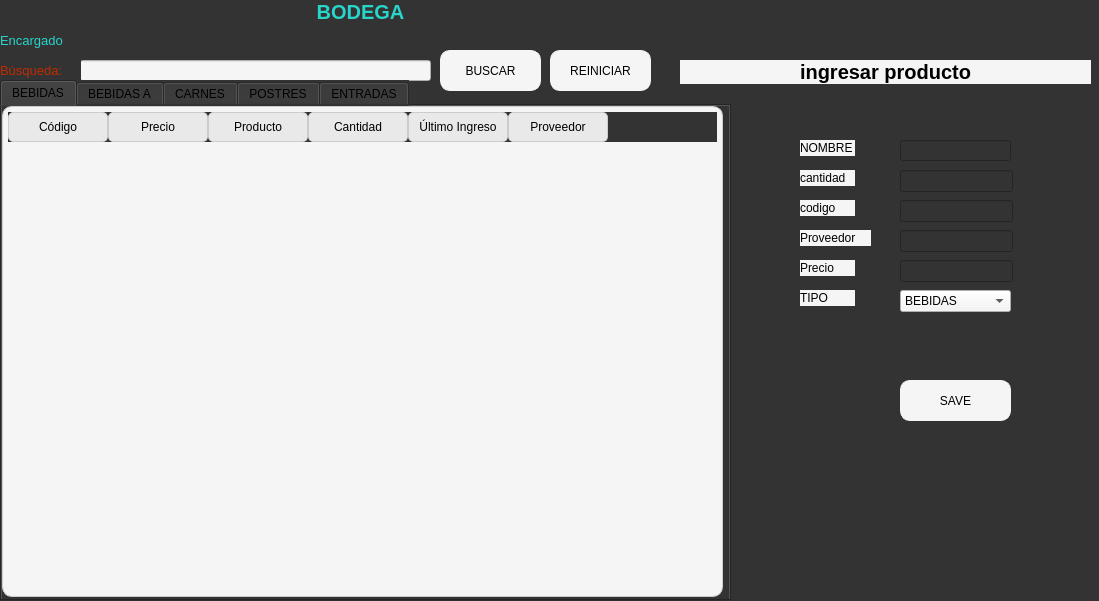
Old version of the form Ui/Almacen/u_almacen.ui in the repository Kodegmxz/Proyecto.
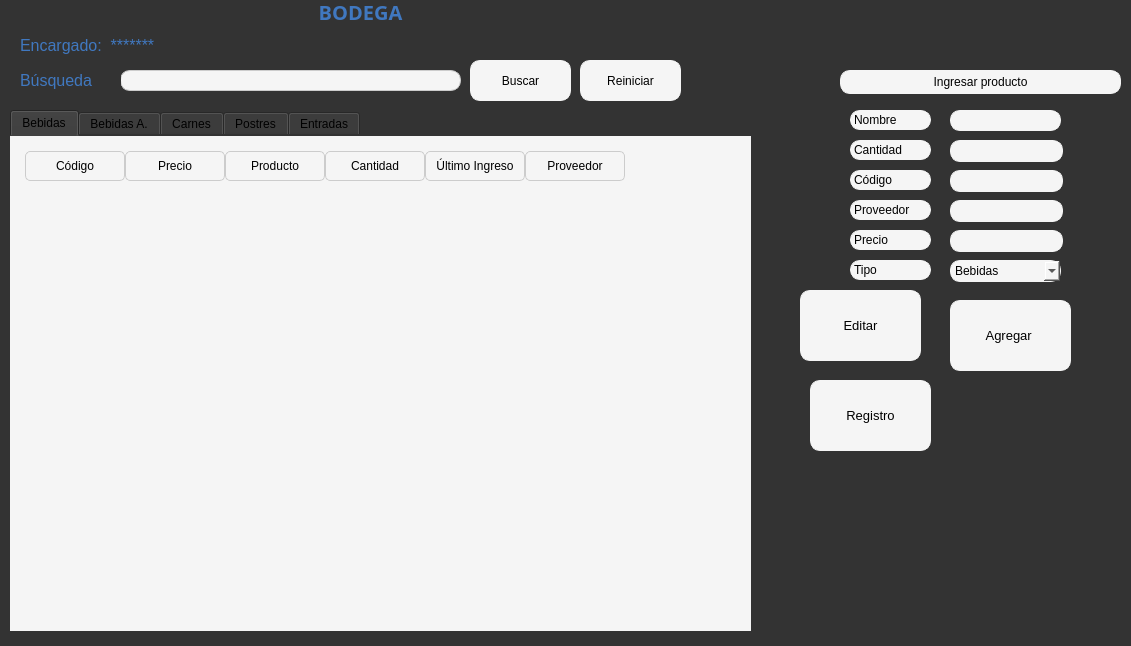
New version of the form. The open tabs and pages were chosen to show the change.

The edit to the form file:
```diff
--- a/Ui/Almacen/u_almacen.ui
+++ b/Ui/Almacen/u_almacen.ui
@@ -6,10 +6,15 @@
    <rect>
     <x>0</x>
     <y>0</y>
-    <width>1099</width>
-    <height>601</height>
+    <width>1131</width>
+    <height>646</height>
    </rect>
   </property>
+  <property name="font">
+   <font>
+    <family>Segoe UI Symbol</family>
+   </font>
+  </property>
   <property name="windowTitle">
    <string>Form</string>
   </property>
@@ -19,56 +24,66 @@
   <widget class="QLineEdit" name="barrabusqueda">
    <property name="geometry">
     <rect>
-     <x>80</x>
-     <y>60</y>
-     <width>351</width>
+     <x>120</x>
+     <y>70</y>
+     <width>341</width>
      <height>21</height>
     </rect>
    </property>
    <property name="styleSheet">
-    <string notr="true">background-color: rgb(245, 245, 245);</string>
+    <string notr="true">QLineEdit {
+    border: 1px solid #ccc;
+    border-radius: 10px;
+    background-color: rgb(245, 245, 245);
+}
+</string>
+   </property>
+   <property name="text">
+    <string/>
    </property>
   </widget>
   <widget class="QLabel" name="lbl_busqueda">
    <property name="geometry">
     <rect>
-     <x>0</x>
-     <y>60</y>
-     <width>81</width>
-     <height>20</height>
+     <x>20</x>
+     <y>70</y>
+     <width>101</width>
+     <height>21</height>
     </rect>
    </property>
    <property name="font">
     <font>
-     <pointsize>10</pointsize>
+     <family>Segoe UI Symbol</family>
+     <pointsize>12</pointsize>
     </font>
    </property>
    <property name="styleSheet">
-    <string notr="true">color: rgb(189, 44, 0);</string>
+    <string notr="true">color: #4078c0</string>
    </property>
    <property name="text">
-    <string>Búsqueda:</string>
+    <string>Búsqueda</string>
    </property>
   </widget>
   <widget class="QLabel" name="ENCARGADO">
    <property name="geometry">
     <rect>
-     <x>0</x>
+     <x>20</x>
      <y>30</y>
      <width>221</width>
-     <height>21</height>
+     <height>31</height>
     </rect>
    </property>
    <property name="font">
     <font>
-     <pointsize>10</pointsize>
+     <family>Segoe UI Symbol</family>
+     <pointsize>12</pointsize>
     </font>
    </property>
    <property name="styleSheet">
-    <string notr="true">color: rgb(39, 213, 202);</string>
+    <string notr="true">color: #4078c0</string>
    </property>
    <property name="text">
-    <string>Encargado</string>
+    <string>Encargado:  *******</string>
    </property>
   </widget>
   <widget class="QLabel" name="titulo_bodega">
@@ -80,9 +95,17 @@
      <height>24</height>
     </rect>
    </property>
+   <property name="font">
+    <font>
+     <family>Sitka Small Semibold</family>
+     <pointsize>15</pointsize>
+     <weight>75</weight>
+     <bold>true</bold>
+    </font>
+   </property>
    <property name="styleSheet">
-    <string notr="true">font-weight: bold; font-size: 20px;
-color: rgb(39, 213, 202);</string>
+    <string notr="true">
+color: #4078c0</string>
    </property>
    <property name="text">
     <string>BODEGA</string>
@@ -94,47 +117,76 @@
   <widget class="QTabWidget" name="tabWidget">
    <property name="geometry">
     <rect>
-     <x>0</x>
-     <y>80</y>
-     <width>731</width>
+     <x>10</x>
+     <y>110</y>
+     <width>741</width>
      <height>521</height>
     </rect>
    </property>
+   <property name="font">
+    <font>
+     <family>Segoe UI Symbol</family>
+     <pointsize>9</pointsize>
+    </font>
+   </property>
    <property name="styleSheet">
     <string notr="true">QTableWidget {
-    background-color: #f5f5f5;
-    border: 1px solid #ccc;
+    background-color: #f5f5f5; /* Set entire widget background to #f5f5f5 */
+    border: none; /* Remove external border */
     border-radius: 10px;
     padding: 5px;
-    gridline-color: #ddd;
+    gridline-color: #ddd; /* Keep gridlines for column distinction */
 }
 QTableWidget::item {
-    border: none;
+    background-color: #f5f5f5; /* Set item background to #f5f5f5 */
+    border: none; /* Remove item border */
     padding: 5px;
 }
 QHeaderView::section {
-    background-color: #e9e9e9;
-    border: 1px solid #ccc;
+    background-color: #f5f5f5; /* Set header background to #f5f5f5 */
+    border: 1px solid #ccc; /* Keep header border for distinction */
     border-radius: 5px;
     padding: 5px;
+}
+QTabWidget {
+    background-color: #f5f5f5; /* Set tab widget background to #f5f5f5 */
+    border: none; /* Remove external border */
+    border-radius: 10px;
 }</string>
    </property>
    <property name="currentIndex">
     <number>3</number>
    </property>
    <widget class="QWidget" name="BEBIDAS">
+    <property name="font">
+     <font>
+      <pointsize>15</pointsize>
+     </font>
+    </property>
     <attribute name="title">
-     <string>BEBIDAS</string>
+     <string>Bebidas</string>
     </attribute>
     <widget class="QTableWidget" name="tabla_producto">
      <property name="geometry">
       <rect>
-       <x>0</x>
-       <y>0</y>
+       <x>10</x>
+       <y>10</y>
        <width>721</width>
-       <height>491</height>
+       <height>481</height>
       </rect>
      </property>
+     <property name="font">
+      <font>
+       <family>Segoe UI Symbol</family>
+       <pointsize>9</pointsize>
+      </font>
+     </property>
+     <property name="styleSheet">
+      <string notr="true">background-color: rgb(245, 245, 245);</string>
+     </property>
+     <property name="editTriggers">
+      <set>QAbstractItemView::NoEditTriggers</set>
+     </property>
      <column>
       <property name="text">
        <string>Código</string>
@@ -166,10 +218,28 @@
       </property>
      </column>
     </widget>
+    <widget class="QLabel" name="label">
+     <property name="geometry">
+      <rect>
+       <x>0</x>
+       <y>0</y>
+       <width>741</width>
+       <height>501</height>
+      </rect>
+     </property>
+     <property name="styleSheet">
+      <string notr="true">background-color: rgb(245, 245, 245);</string>
+     </property>
+     <property name="text">
+      <string/>
+     </property>
+    </widget>
+    <zorder>label</zorder>
+    <zorder>tabla_producto</zorder>
    </widget>
    <widget class="QWidget" name="BEBIDASA">
     <attribute name="title">
-     <string>BEBIDAS A</string>
+     <string>Bebidas A.</string>
     </attribute>
     <widget class="QTableWidget" name="tabla_productos_3">
      <property name="geometry">
@@ -214,7 +284,7 @@
    </widget>
    <widget class="QWidget" name="CARNES">
     <attribute name="title">
-     <string>CARNES</string>
+     <string>Carnes</string>
     </attribute>
     <widget class="QTableWidget" name="tabla_productos_4">
      <property name="geometry">
@@ -259,7 +329,7 @@
    </widget>
    <widget class="QWidget" name="POSTRES">
     <attribute name="title">
-     <string>POSTRES</string>
+     <string>Postres</string>
     </attribute>
     <widget class="QTableWidget" name="tabla_productos_5">
      <property name="geometry">
@@ -304,7 +374,7 @@
    </widget>
    <widget class="QWidget" name="ENTRADAS">
     <attribute name="title">
-     <string>ENTRADAS</string>
+     <string>Entradas</string>
     </attribute>
     <widget class="QTableWidget" name="tabla_productos_6">
      <property name="geometry">
@@ -351,35 +421,292 @@
     </widget>
    </widget>
   </widget>
+  <widget class="QPushButton" name="botonbuscar">
+   <property name="geometry">
+    <rect>
+     <x>470</x>
+     <y>60</y>
+     <width>101</width>
+     <height>41</height>
+    </rect>
+   </property>
+   <property name="font">
+    <font>
+     <pointsize>9</pointsize>
+    </font>
+   </property>
+   <property name="styleSheet">
+    <string notr="true">QPushButton {
+    background-color: #f5f5f5;
+    border: 1px solid #f5f5f5;
+    border-radius: 10px;
+}</string>
+   </property>
+   <property name="text">
+    <string>Buscar</string>
+   </property>
+  </widget>
+  <widget class="QPushButton" name="botonreset">
+   <property name="geometry">
+    <rect>
+     <x>580</x>
+     <y>60</y>
+     <width>101</width>
+     <height>41</height>
+    </rect>
+   </property>
+   <property name="font">
+    <font>
+     <pointsize>9</pointsize>
+    </font>
+   </property>
+   <property name="styleSheet">
+    <string notr="true">QPushButton {
+
+    background-color: #f5f5f5;
+    border: 1px solid #f5f5f5;
+    border-radius: 10px;
+}</string>
+   </property>
+   <property name="text">
+    <string>Reiniciar</string>
+   </property>
+  </widget>
+  <widget class="QPushButton" name="editar">
+   <property name="geometry">
+    <rect>
+     <x>800</x>
+     <y>290</y>
+     <width>121</width>
+     <height>71</height>
+    </rect>
+   </property>
+   <property name="font">
+    <font>
+     <pointsize>10</pointsize>
+    </font>
+   </property>
+   <property name="styleSheet">
+    <string notr="true">QPushButton {
+        background-color: #f5f5f5;
+        border: 1px solid #f5f5f5;
+        border-radius: 10px;
+        padding: 10px 20px;
+    }
+</string>
+   </property>
+   <property name="text">
+    <string>Editar</string>
+   </property>
+  </widget>
+  <widget class="QPushButton" name="agregar">
+   <property name="geometry">
+    <rect>
+     <x>950</x>
+     <y>300</y>
+     <width>121</width>
+     <height>71</height>
+    </rect>
+   </property>
+   <property name="font">
+    <font>
+     <pointsize>10</pointsize>
+    </font>
+   </property>
+   <property name="styleSheet">
+    <string notr="true">QPushButton {
+        background-color: #f5f5f5;
+        border: 1px solid #f5f5f5;
+        border-radius: 10px;
+        padding: 10px 20px;
+    }
+</string>
+   </property>
+   <property name="text">
+    <string>Agregar </string>
+   </property>
+  </widget>
+  <widget class="QPushButton" name="Registro">
+   <property name="geometry">
+    <rect>
+     <x>810</x>
+     <y>380</y>
+     <width>121</width>
+     <height>71</height>
+    </rect>
+   </property>
+   <property name="font">
+    <font>
+     <pointsize>10</pointsize>
+    </font>
+   </property>
+   <property name="styleSheet">
+    <string notr="true">QPushButton {
+        background-color: #f5f5f5;
+        border: 1px solid #f5f5f5;
+        border-radius: 10px;
+        padding: 10px 20px;
+    }
+</string>
+   </property>
+   <property name="text">
+    <string>Registro</string>
+   </property>
+  </widget>
+  <widget class="QLabel" name="Productoprecio_4">
+   <property name="geometry">
+    <rect>
+     <x>850</x>
+     <y>110</y>
+     <width>81</width>
+     <height>20</height>
+    </rect>
+   </property>
+   <property name="font">
+    <font>
+     <family>Segoe UI Symbol</family>
+    </font>
+   </property>
+   <property name="styleSheet">
+    <string notr="true">QLabel {
+    background-color: #f5f5f5;
+    border: 1px solid #f5f5f5;
+    border-radius: 10px;
+}</string>
+   </property>
+   <property name="text">
+    <string>Nombre</string>
+   </property>
+  </widget>
   <widget class="QLabel" name="titulo_bodega_2">
    <property name="geometry">
     <rect>
-     <x>680</x>
-     <y>60</y>
-     <width>411</width>
+     <x>840</x>
+     <y>70</y>
+     <width>281</width>
      <height>24</height>
     </rect>
    </property>
    <property name="styleSheet">
-    <string notr="true">font-weight: bold; font-size: 20px;
-background-color: rgb(245, 245, 245);</string>
+    <string notr="true">QLabel {
+	font: 63 italic 10pt &quot;Sitka Small Semibold&quot;;
+    background-color: #f5f5f5;
+    border: 1px solid #f5f5f5;
+    border-radius: 10px;
+}</string>
    </property>
    <property name="text">
-    <string>ingresar producto</string>
+    <string>Ingresar producto</string>
    </property>
    <property name="alignment">
     <set>Qt::AlignCenter</set>
    </property>
   </widget>
+  <widget class="QComboBox" name="comboBox">
+   <property name="geometry">
+    <rect>
+     <x>950</x>
+     <y>260</y>
+     <width>111</width>
+     <height>22</height>
+    </rect>
+   </property>
+   <property name="styleSheet">
+    <string notr="true">QComboBox {
+    background-color: #f5f5f5;
+    border: 1px solid #f5f5f5;
+    border-radius: 10px;
+    color: black; /* Asegura que el texto sea visible */
+}
+
+QComboBox QAbstractItemView {
+    background-color: #f5f5f5;
+    color: black; /* Color del texto en el menú desplegable */
+}
+QComboBox::item:selected {
+    background-color: #dcdcdc; /* Fondo del texto seleccionado */
+    color: black; /* Color del texto seleccionado */
+}</string>
+   </property>
+   <item>
+    <property name="text">
+     <string>Bebidas</string>
+    </property>
+   </item>
+   <item>
+    <property name="text">
+     <string>Bebidas A.</string>
+    </property>
+   </item>
+   <item>
+    <property name="text">
+     <string>Carnes</string>
+    </property>
+   </item>
+   <item>
+    <property name="text">
+     <string>Postres</string>
+    </property>
+   </item>
+   <item>
+    <property name="text">
+     <string>Entradas</string>
+    </property>
+   </item>
+  </widget>
+  <widget class="QLineEdit" name="linecodigo">
+   <property name="geometry">
+    <rect>
+     <x>950</x>
+     <y>170</y>
+     <width>113</width>
+     <height>22</height>
+    </rect>
+   </property>
+   <property name="styleSheet">
+    <string notr="true">QLineEdit
+{
+    background-color: #f5f5f5;
+    border: 1px solid #f5f5f5;
+    border-radius: 10px;
+}</string>
+   </property>
+  </widget>
+  <widget class="QLineEdit" name="lineproveedor">
+   <property name="geometry">
+    <rect>
+     <x>950</x>
+     <y>200</y>
+     <width>113</width>
+     <height>22</height>
+    </rect>
+   </property>
+   <property name="styleSheet">
+    <string notr="true">QLineEdit
+{
+    background-color: #f5f5f5;
+    border: 1px solid #f5f5f5;
+    border-radius: 10px;
+}</string>
+   </property>
+  </widget>
   <widget class="QLineEdit" name="linenombre">
    <property name="geometry">
     <rect>
-     <x>900</x>
-     <y>140</y>
+     <x>950</x>
+     <y>110</y>
      <width>111</width>
      <height>21</height>
     </rect>
    </property>
+   <property name="styleSheet">
+    <string notr="true">QLineEdit
+{
+    background-color: #f5f5f5;
+    border: 1px solid #f5f5f5;
+    border-radius: 10px;
+}</string>
+   </property>
    <property name="text">
     <string/>
    </property>
@@ -387,246 +714,187 @@
   <widget class="QLineEdit" name="linecantidad">
    <property name="geometry">
     <rect>
-     <x>900</x>
-     <y>170</y>
-     <width>113</width>
-     <height>22</height>
-    </rect>
-   </property>
-  </widget>
-  <widget class="QLabel" name="productotipo">
-   <property name="geometry">
-    <rect>
-     <x>800</x>
-     <y>290</y>
-     <width>55</width>
-     <height>16</height>
-    </rect>
-   </property>
-   <property name="styleSheet">
-    <string notr="true">background-color: rgb(245, 245, 245);</string>
-   </property>
-   <property name="text">
-    <string>TIPO</string>
-   </property>
-  </widget>
-  <widget class="QLabel" name="productonombre">
-   <property name="geometry">
-    <rect>
-     <x>800</x>
+     <x>950</x>
      <y>140</y>
-     <width>55</width>
-     <height>16</height>
-    </rect>
-   </property>
-   <property name="styleSheet">
-    <string notr="true">background-color: rgb(245, 245, 245);</string>
-   </property>
-   <property name="text">
-    <string>NOMBRE</string>
-   </property>
-  </widget>
-  <widget class="QLabel" name="productocantidad">
-   <property name="geometry">
-    <rect>
-     <x>800</x>
-     <y>170</y>
-     <width>55</width>
-     <height>16</height>
-    </rect>
-   </property>
-   <property name="styleSheet">
-    <string notr="true">background-color: rgb(245, 245, 245);</string>
-   </property>
-   <property name="text">
-    <string>cantidad</string>
-   </property>
-  </widget>
-  <widget class="QLabel" name="productocodigo">
-   <property name="geometry">
-    <rect>
-     <x>800</x>
-     <y>200</y>
-     <width>55</width>
-     <height>16</height>
-    </rect>
-   </property>
-   <property name="styleSheet">
-    <string notr="true">background-color: rgb(245, 245, 245);</string>
-   </property>
-   <property name="text">
-    <string>codigo</string>
-   </property>
-  </widget>
-  <widget class="QLineEdit" name="linecodigo">
-   <property name="geometry">
-    <rect>
-     <x>900</x>
-     <y>200</y>
      <width>113</width>
      <height>22</height>
     </rect>
    </property>
+   <property name="styleSheet">
+    <string notr="true">QLineEdit
+{
+    background-color: #f5f5f5;
+    border: 1px solid #f5f5f5;
+    border-radius: 10px;
+}</string>
+   </property>
   </widget>
   <widget class="QLabel" name="productoproveedor">
    <property name="geometry">
     <rect>
-     <x>800</x>
-     <y>230</y>
-     <width>71</width>
-     <height>16</height>
+     <x>850</x>
+     <y>200</y>
+     <width>81</width>
+     <height>20</height>
     </rect>
    </property>
+   <property name="font">
+    <font>
+     <family>Segoe UI Symbol</family>
+    </font>
+   </property>
    <property name="styleSheet">
-    <string notr="true">background-color: rgb(245, 245, 245);</string>
+    <string notr="true">QLabel {
+    background-color: #f5f5f5;
+    border: 1px solid #f5f5f5;
+    border-radius: 10px;
+}</string>
    </property>
    <property name="text">
     <string>Proveedor</string>
    </property>
   </widget>
-  <widget class="QLineEdit" name="lineproveedor">
+  <widget class="QLabel" name="Productoprecio_2">
    <property name="geometry">
     <rect>
-     <x>900</x>
+     <x>850</x>
+     <y>260</y>
+     <width>81</width>
+     <height>20</height>
+    </rect>
+   </property>
+   <property name="font">
+    <font>
+     <family>Segoe UI Symbol</family>
+    </font>
+   </property>
+   <property name="styleSheet">
+    <string notr="true">QLabel {
+    background-color: #f5f5f5;
+    border: 1px solid #f5f5f5;
+    border-radius: 10px;
+}</string>
+   </property>
+   <property name="text">
+    <string>Tipo</string>
+   </property>
+  </widget>
+  <widget class="QLineEdit" name="lineprecio">
+   <property name="geometry">
+    <rect>
+     <x>950</x>
      <y>230</y>
      <width>113</width>
      <height>22</height>
     </rect>
+   </property>
+   <property name="styleSheet">
+    <string notr="true">QLineEdit
+{
+    background-color: #f5f5f5;
+    border: 1px solid #f5f5f5;
+    border-radius: 10px;
+}</string>
+   </property>
+  </widget>
+  <widget class="QLabel" name="Productoprecio_3">
+   <property name="geometry">
+    <rect>
+     <x>850</x>
+     <y>140</y>
+     <width>81</width>
+     <height>20</height>
+    </rect>
+   </property>
+   <property name="font">
+    <font>
+     <family>Segoe UI Symbol</family>
+    </font>
+   </property>
+   <property name="styleSheet">
+    <string notr="true">QLabel {
+    background-color: #f5f5f5;
+    border: 1px solid #f5f5f5;
+    border-radius: 10px;
+}</string>
+   </property>
+   <property name="text">
+    <string>Cantidad</string>
    </property>
   </widget>
   <widget class="QLabel" name="Productoprecio">
    <property name="geometry">
     <rect>
-     <x>800</x>
-     <y>260</y>
-     <width>55</width>
-     <height>16</height>
+     <x>850</x>
+     <y>230</y>
+     <width>81</width>
+     <height>20</height>
     </rect>
    </property>
+   <property name="font">
+    <font>
+     <family>Segoe UI Symbol</family>
+    </font>
+   </property>
    <property name="styleSheet">
-    <string notr="true">background-color: rgb(245, 245, 245);</string>
+    <string notr="true">QLabel {
+    background-color: #f5f5f5;
+    border: 1px solid #f5f5f5;
+    border-radius: 10px;
+}</string>
    </property>
    <property name="text">
     <string>Precio</string>
    </property>
   </widget>
-  <widget class="QLineEdit" name="lineprecio">
+  <widget class="QLabel" name="productoproveedor_2">
    <property name="geometry">
     <rect>
-     <x>900</x>
-     <y>260</y>
-     <width>113</width>
-     <height>22</height>
+     <x>850</x>
+     <y>170</y>
+     <width>81</width>
+     <height>20</height>
     </rect>
    </property>
-   <property name="styleSheet">
-    <string notr="true"/>
+   <property name="font">
+    <font>
+     <family>Segoe UI Symbol</family>
+    </font>
    </property>
-  </widget>
-  <widget class="QPushButton" name="agregar">
-   <property name="geometry">
-    <rect>
-     <x>900</x>
-     <y>380</y>
-     <width>111</width>
-     <height>41</height>
-    </rect>
-   </property>
    <property name="styleSheet">
-    <string notr="true">QPushButton {
-        background-color: #f5f5f5;
-        border: 1px solid #f5f5f5;
-        border-radius: 10px;
-        padding: 10px 20px;
-    }
-</string>
+    <string notr="true">QLabel {
+    background-color: #f5f5f5;
+    border: 1px solid #f5f5f5;
+    border-radius: 10px;
+}</string>
    </property>
    <property name="text">
-    <string>SAVE</string>
+    <string>Código</string>
    </property>
   </widget>
-  <widget class="QPushButton" name="botonbuscar">
-   <property name="geometry">
-    <rect>
-     <x>440</x>
-     <y>50</y>
-     <width>101</width>
-     <height>41</height>
-    </rect>
-   </property>
-   <property name="styleSheet">
-    <string notr="true">QPushButton {
-        background-color: #f5f5f5;
-        border: 1px solid #f5f5f5;
-        border-radius: 10px;
-        padding: 10px 20px;
-    }
-</string>
-   </property>
-   <property name="text">
-    <string>BUSCAR</string>
-   </property>
-  </widget>
-  <widget class="QPushButton" name="botonreset">
-   <property name="geometry">
-    <rect>
-     <x>550</x>
-     <y>50</y>
-     <width>101</width>
-     <height>41</height>
-    </rect>
-   </property>
-   <property name="styleSheet">
-    <string notr="true">QPushButton {
-        background-color: #f5f5f5;
-        border: 1px solid #f5f5f5;
-        border-radius: 10px;
-        padding: 10px 20px;
-    }
-</string>
-   </property>
-   <property name="text">
-    <string>REINICIAR</string>
-   </property>
-  </widget>
-  <widget class="QComboBox" name="comboBox">
-   <property name="geometry">
-    <rect>
-     <x>900</x>
-     <y>290</y>
-     <width>111</width>
-     <height>22</height>
-    </rect>
-   </property>
-   <property name="styleSheet">
-    <string notr="true">background-color: rgb(245, 245, 245);</string>
-   </property>
-   <item>
-    <property name="text">
-     <string>BEBIDAS</string>
-    </property>
-   </item>
-   <item>
-    <property name="text">
-     <string>BEBIDAS A</string>
-    </property>
-   </item>
-   <item>
-    <property name="text">
-     <string>CARNES</string>
-    </property>
-   </item>
-   <item>
-    <property name="text">
-     <string>POSTRES</string>
-    </property>
-   </item>
-   <item>
-    <property name="text">
-     <string>ENTRADAS</string>
-    </property>
-   </item>
-  </widget>
+  <zorder>tabWidget</zorder>
+  <zorder>barrabusqueda</zorder>
+  <zorder>lbl_busqueda</zorder>
+  <zorder>ENCARGADO</zorder>
+  <zorder>titulo_bodega</zorder>
+  <zorder>botonbuscar</zorder>
+  <zorder>botonreset</zorder>
+  <zorder>editar</zorder>
+  <zorder>agregar</zorder>
+  <zorder>Registro</zorder>
+  <zorder>Productoprecio_4</zorder>
+  <zorder>titulo_bodega_2</zorder>
+  <zorder>comboBox</zorder>
+  <zorder>linecodigo</zorder>
+  <zorder>lineproveedor</zorder>
+  <zorder>linenombre</zorder>
+  <zorder>linecantidad</zorder>
+  <zorder>productoproveedor</zorder>
+  <zorder>Productoprecio_2</zorder>
+  <zorder>lineprecio</zorder>
+  <zorder>Productoprecio_3</zorder>
+  <zorder>Productoprecio</zorder>
+  <zorder>productoproveedor_2</zorder>
  </widget>
  <resources/>
  <connections/>
```
Left out of the diff: 135 changed lines with no effect on the pictures.
